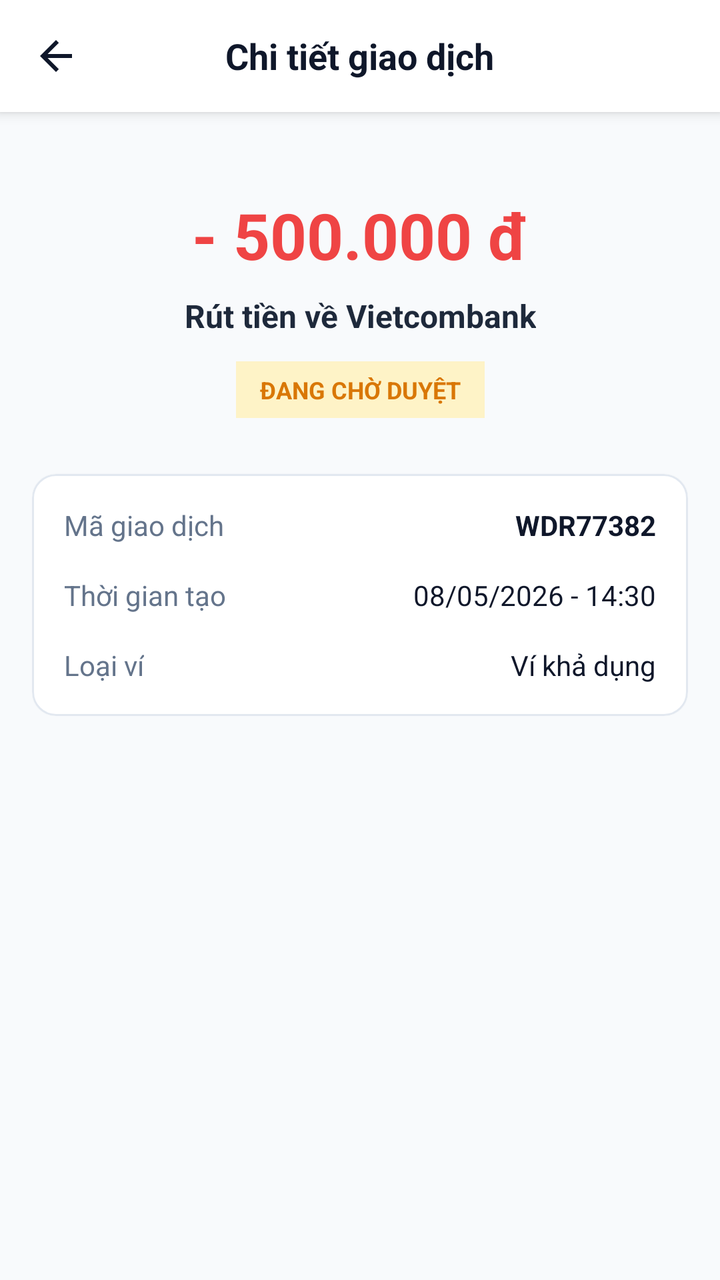
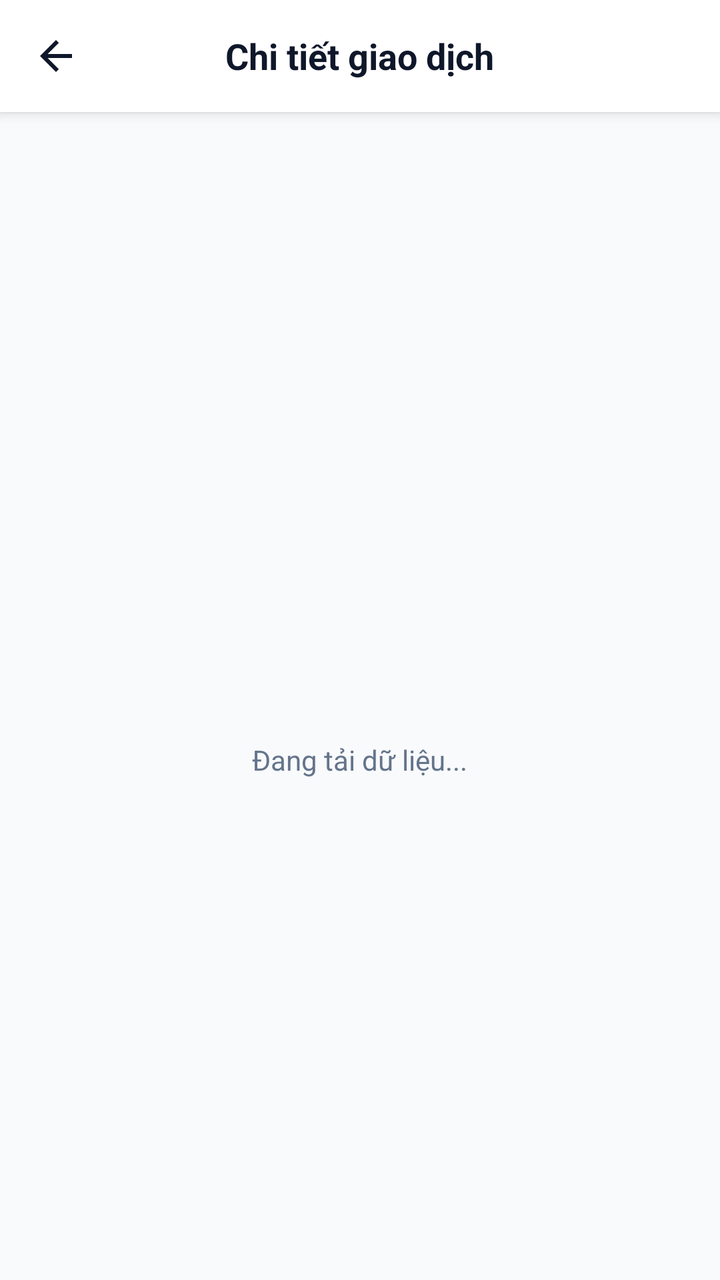

An Android layout rendered at two revisions. The XML below is the earlier revision; the diff shows what the commit changed to produce the second picture.
<!-- AndroidManifest.xml: application theme Theme.FixItVN -->
<!-- res/layout/fragment_worker_transaction_detail.xml -->
<?xml version="1.0" encoding="utf-8"?>
<androidx.constraintlayout.widget.ConstraintLayout xmlns:android="http://schemas.android.com/apk/res/android"
    xmlns:app="http://schemas.android.com/apk/res-auto"
    android:layout_width="match_parent"
    android:layout_height="match_parent"
    android:background="#f8fafc">

    
    <RelativeLayout
        android:id="@+id/topBar"
        android:layout_width="match_parent"
        android:layout_height="56dp"
        android:background="@android:color/white"
        android:elevation="4dp"
        android:paddingHorizontal="16dp"
        app:layout_constraintTop_toTopOf="parent"
        app:layout_constraintStart_toStartOf="parent"
        app:layout_constraintEnd_toEndOf="parent">

        <ImageView
            android:id="@+id/btnBack"
            android:layout_width="24dp"
            android:layout_height="24dp"
            android:layout_centerVertical="true"
            android:src="@drawable/ic_arrow_back"
            android:contentDescription="Quay lại"
            app:tint="#0f172a" />

        <TextView
            android:layout_width="wrap_content"
            android:layout_height="wrap_content"
            android:layout_centerInParent="true"
            android:text="Chi tiết giao dịch"
            android:textColor="#0f172a"
            android:textSize="18sp"
            android:textStyle="bold" />
    </RelativeLayout>

    <ScrollView
        android:layout_width="match_parent"
        android:layout_height="0dp"
        android:padding="16dp"
        app:layout_constraintTop_toBottomOf="@id/topBar"
        app:layout_constraintBottom_toBottomOf="parent"
        app:layout_constraintStart_toStartOf="parent"
        app:layout_constraintEnd_toEndOf="parent">

        <androidx.constraintlayout.widget.ConstraintLayout
            android:layout_width="match_parent"
            android:layout_height="wrap_content"
            android:paddingBottom="32dp">

            
            <TextView
                android:id="@+id/tvAmount"
                android:layout_width="wrap_content"
                android:layout_height="wrap_content"
                android:layout_marginTop="24dp"
                android:text="- 500.000 đ"
                android:textColor="#ef4444"
                android:textSize="32sp"
                android:textStyle="bold"
                app:layout_constraintTop_toTopOf="parent"
                app:layout_constraintStart_toStartOf="parent"
                app:layout_constraintEnd_toEndOf="parent" />

            <TextView
                android:id="@+id/tvTitle"
                android:layout_width="wrap_content"
                android:layout_height="wrap_content"
                android:layout_marginTop="8dp"
                android:gravity="center"
                android:text="Rút tiền về Vietcombank"
                android:textColor="#1e293b"
                android:textSize="16sp"
                android:textStyle="bold"
                app:layout_constraintTop_toBottomOf="@id/tvAmount"
                app:layout_constraintStart_toStartOf="parent"
                app:layout_constraintEnd_toEndOf="parent" />

            
            <TextView
                android:id="@+id/tvStatusBadge"
                android:layout_width="wrap_content"
                android:layout_height="wrap_content"
                android:layout_marginTop="12dp"
                android:background="#fef3c7"
                android:paddingHorizontal="12dp"
                android:paddingVertical="6dp"
                android:text="ĐANG CHỜ DUYỆT"
                android:textColor="#d97706"
                android:textSize="12sp"
                android:textStyle="bold"
                app:layout_constraintTop_toBottomOf="@id/tvTitle"
                app:layout_constraintStart_toStartOf="parent"
                app:layout_constraintEnd_toEndOf="parent" />

            
            <com.google.android.material.card.MaterialCardView
                android:id="@+id/cardDetails"
                android:layout_width="match_parent"
                android:layout_height="wrap_content"
                android:layout_marginTop="28dp"
                app:cardCornerRadius="12dp"
                app:cardElevation="1dp"
                app:strokeColor="#e2e8f0"
                app:strokeWidth="1dp"
                app:layout_constraintTop_toBottomOf="@id/tvStatusBadge"
                app:layout_constraintStart_toStartOf="parent"
                app:layout_constraintEnd_toEndOf="parent">

                <androidx.constraintlayout.widget.ConstraintLayout
                    android:layout_width="match_parent"
                    android:layout_height="wrap_content"
                    android:padding="16dp">

                    <TextView
                        android:id="@+id/tvLabelTxId"
                        android:layout_width="wrap_content"
                        android:layout_height="wrap_content"
                        android:text="Mã giao dịch"
                        android:textColor="#64748b"
                        app:layout_constraintTop_toTopOf="parent"
                        app:layout_constraintStart_toStartOf="parent" />

                    <TextView
                        android:id="@+id/tvTxId"
                        android:layout_width="wrap_content"
                        android:layout_height="wrap_content"
                        android:text="WDR77382"
                        android:textColor="#0f172a"
                        android:textStyle="bold"
                        app:layout_constraintTop_toTopOf="@id/tvLabelTxId"
                        app:layout_constraintEnd_toEndOf="parent" />

                    <TextView
                        android:id="@+id/tvLabelTxDate"
                        android:layout_width="wrap_content"
                        android:layout_height="wrap_content"
                        android:layout_marginTop="16dp"
                        android:text="Thời gian tạo"
                        android:textColor="#64748b"
                        app:layout_constraintTop_toBottomOf="@id/tvLabelTxId"
                        app:layout_constraintStart_toStartOf="parent" />

                    <TextView
                        android:id="@+id/tvTxDate"
                        android:layout_width="wrap_content"
                        android:layout_height="wrap_content"
                        android:text="08/05/2026 - 14:30"
                        android:textColor="#0f172a"
                        app:layout_constraintTop_toTopOf="@id/tvLabelTxDate"
                        app:layout_constraintEnd_toEndOf="parent" />

                    <TextView
                        android:id="@+id/tvLabelWalletType"
                        android:layout_width="wrap_content"
                        android:layout_height="wrap_content"
                        android:layout_marginTop="16dp"
                        android:text="Loại ví"
                        android:textColor="#64748b"
                        app:layout_constraintTop_toBottomOf="@id/tvLabelTxDate"
                        app:layout_constraintStart_toStartOf="parent" />

                    <TextView
                        android:id="@+id/tvWalletType"
                        android:layout_width="wrap_content"
                        android:layout_height="wrap_content"
                        android:text="Ví khả dụng"
                        android:textColor="#0f172a"
                        app:layout_constraintTop_toTopOf="@id/tvLabelWalletType"
                        app:layout_constraintEnd_toEndOf="parent" />
                </androidx.constraintlayout.widget.ConstraintLayout>
            </com.google.android.material.card.MaterialCardView>

            
            <androidx.constraintlayout.widget.ConstraintLayout
                android:id="@+id/layoutCancelSection"
                android:layout_width="match_parent"
                android:layout_height="wrap_content"
                android:layout_marginTop="32dp"
                android:visibility="gone"
                app:layout_constraintTop_toBottomOf="@id/cardDetails"
                app:layout_constraintStart_toStartOf="parent"
                app:layout_constraintEnd_toEndOf="parent">

                <TextView
                    android:id="@+id/tvCancelInstructions"
                    android:layout_width="0dp"
                    android:layout_height="wrap_content"
                    android:gravity="center"
                    android:text="Bạn có thể hủy yêu cầu này trước khi hệ thống bắt đầu duyệt chi trả."
                    android:textColor="#64748b"
                    android:textSize="13sp"
                    app:layout_constraintTop_toTopOf="parent"
                    app:layout_constraintStart_toStartOf="parent"
                    app:layout_constraintEnd_toEndOf="parent" />

                <Button
                    android:id="@+id/btnCancelWithdraw"
                    android:layout_width="match_parent"
                    android:layout_height="52dp"
                    android:layout_marginTop="16dp"
                    android:backgroundTint="#ef4444"
                    android:text="Hủy yêu cầu rút tiền"
                    android:textColor="@android:color/white"
                    android:textSize="15sp"
                    android:textStyle="bold"
                    app:cornerRadius="8dp"
                    app:layout_constraintTop_toBottomOf="@id/tvCancelInstructions"
                    app:layout_constraintStart_toStartOf="parent"
                    app:layout_constraintEnd_toEndOf="parent" />
            </androidx.constraintlayout.widget.ConstraintLayout>
        </androidx.constraintlayout.widget.ConstraintLayout>
    </ScrollView>
</androidx.constraintlayout.widget.ConstraintLayout>
<!-- resources referenced by this layout -->
<resources>
  <!-- drawable ic_arrow_back (drawable) -->
  <vector xmlns:android="http://schemas.android.com/apk/res/android"
      android:width="24dp"
      android:height="24dp"
      android:viewportWidth="24"
      android:viewportHeight="24">
      <path
          android:fillColor="#000000"
          android:pathData="M20,11H7.83l5.59,-5.59L12,4l-8,8 8,8 1.41,-1.41L7.83,13H20v-2z"/>
  </vector>
  <style name="Theme.FixItVN" parent="Theme.MaterialComponents.DayNight.NoActionBar">
  
          
          <item name="colorPrimary">#42c2ff</item>
          <item name="colorPrimaryDark">#00658b</item>
          <item name="colorPrimaryVariant">#00658b</item>
          <item name="colorOnPrimary">#ffffff</item>
  
          
          <item name="colorSecondary">#42c2ff</item>
          <item name="colorSecondaryVariant">#1a9fe0</item>
          <item name="colorOnSecondary">#ffffff</item>
  
          
          <item name="android:colorBackground">#f0faff</item>
          <item name="android:windowBackground">#f0faff</item>
          <item name="colorSurface">#ffffff</item>
          <item name="colorOnSurface">#0d1b2a</item>
  
          
          <item name="android:statusBarColor">#ffffff</item>
          <item name="android:windowLightStatusBar">true</item>
  
          
          <item name="android:navigationBarColor">#ffffff</item>
  
          
          <item name="bottomNavigationStyle">@style/Widget.FixIt.BottomNavigationView</item>
  
      </style>
  <style name="Widget.FixIt.BottomNavigationView" parent="Widget.MaterialComponents.BottomNavigationView">
          <item name="itemTextAppearanceActive">@style/TextAppearance.FixIt.BottomNav</item>
          <item name="itemTextAppearanceInactive">@style/TextAppearance.FixIt.BottomNav</item>
      </style>
  <style name="TextAppearance.FixIt.BottomNav" parent="TextAppearance.MaterialComponents.Caption">
          <item name="android:textSize">10sp</item>
          <item name="android:fontFamily">sans-serif-medium</item>
      </style>
</resources>

<!-- the commit's change to res/layout/fragment_worker_transaction_detail.xml (unified diff, before → after) -->
@@ -56,8 +56,8 @@
                 android:layout_width="wrap_content"
                 android:layout_height="wrap_content"
                 android:layout_marginTop="24dp"
-                android:text="- 500.000 đ"
-                android:textColor="#ef4444"
+                android:text="Đang tải..."
+                android:textColor="#94a3b8"
                 android:textSize="32sp"
                 android:textStyle="bold"
                 app:layout_constraintTop_toTopOf="parent"
@@ -70,8 +70,8 @@
                 android:layout_height="wrap_content"
                 android:layout_marginTop="8dp"
                 android:gravity="center"
-                android:text="Rút tiền về Vietcombank"
-                android:textColor="#1e293b"
+                android:text="Đang tải..."
+                android:textColor="#94a3b8"
                 android:textSize="16sp"
                 android:textStyle="bold"
                 app:layout_constraintTop_toBottomOf="@id/tvAmount"
@@ -84,11 +84,11 @@
                 android:layout_width="wrap_content"
                 android:layout_height="wrap_content"
                 android:layout_marginTop="12dp"
-                android:background="#fef3c7"
+                android:background="#f1f5f9"
                 android:paddingHorizontal="12dp"
                 android:paddingVertical="6dp"
-                android:text="ĐANG CHỜ DUYỆT"
-                android:textColor="#d97706"
+                android:text="ĐANG TẢI..."
+                android:textColor="#94a3b8"
                 android:textSize="12sp"
                 android:textStyle="bold"
                 app:layout_constraintTop_toBottomOf="@id/tvTitle"
@@ -127,7 +127,7 @@
                         android:id="@+id/tvTxId"
                         android:layout_width="wrap_content"
                         android:layout_height="wrap_content"
-                        android:text="WDR77382"
+                        android:text="..."
                         android:textColor="#0f172a"
                         android:textStyle="bold"
                         app:layout_constraintTop_toTopOf="@id/tvLabelTxId"
@@ -147,7 +147,7 @@
                         android:id="@+id/tvTxDate"
                         android:layout_width="wrap_content"
                         android:layout_height="wrap_content"
-                        android:text="08/05/2026 - 14:30"
+                        android:text="..."
                         android:textColor="#0f172a"
                         app:layout_constraintTop_toTopOf="@id/tvLabelTxDate"
                         app:layout_constraintEnd_toEndOf="parent" />
@@ -166,7 +166,7 @@
                         android:id="@+id/tvWalletType"
                         android:layout_width="wrap_content"
                         android:layout_height="wrap_content"
-                        android:text="Ví khả dụng"
+                        android:text="..."
                         android:textColor="#0f172a"
                         app:layout_constraintTop_toTopOf="@id/tvLabelWalletType"
                         app:layout_constraintEnd_toEndOf="parent" />
@@ -174,11 +174,13 @@
             </com.google.android.material.card.MaterialCardView>
 
             
-            <androidx.constraintlayout.widget.ConstraintLayout
+            <LinearLayout
                 android:id="@+id/layoutCancelSection"
                 android:layout_width="match_parent"
                 android:layout_height="wrap_content"
                 android:layout_marginTop="32dp"
+                android:orientation="vertical"
+                android:gravity="center_horizontal"
                 android:visibility="gone"
                 app:layout_constraintTop_toBottomOf="@id/cardDetails"
                 app:layout_constraintStart_toStartOf="parent"
@@ -186,31 +188,94 @@
 
                 <TextView
                     android:id="@+id/tvCancelInstructions"
-                    android:layout_width="0dp"
+                    android:layout_width="wrap_content"
                     android:layout_height="wrap_content"
                     android:gravity="center"
-                    android:text="Bạn có thể hủy yêu cầu này trước khi hệ thống bắt đầu duyệt chi trả."
+                    android:text="Bạn có thể hủy hoặc thực hiện tiếp yêu cầu này."
                     android:textColor="#64748b"
                     android:textSize="13sp"
-                    app:layout_constraintTop_toTopOf="parent"
-                    app:layout_constraintStart_toStartOf="parent"
-                    app:layout_constraintEnd_toEndOf="parent" />
+                    android:layout_marginBottom="16dp" />
 
                 <Button
                     android:id="@+id/btnCancelWithdraw"
                     android:layout_width="match_parent"
                     android:layout_height="52dp"
-                    android:layout_marginTop="16dp"
                     android:backgroundTint="#ef4444"
                     android:text="Hủy yêu cầu rút tiền"
                     android:textColor="@android:color/white"
                     android:textSize="15sp"
                     android:textStyle="bold"
-                    app:cornerRadius="8dp"
-                    app:layout_constraintTop_toBottomOf="@id/tvCancelInstructions"
-                    app:layout_constraintStart_toStartOf="parent"
-                    app:layout_constraintEnd_toEndOf="parent" />
-            </androidx.constraintlayout.widget.ConstraintLayout>
+                    android:visibility="gone"
+                    app:cornerRadius="8dp" />
+
+                <Button
+                    android:id="@+id/btnShowQr"
+                    android:layout_width="match_parent"
+                    android:layout_height="52dp"
+                    android:backgroundTint="#3b82f6"
+                    android:text="Hiện lại mã QR thanh toán"
+                    android:textColor="@android:color/white"
+                    android:textSize="15sp"
+                    android:textStyle="bold"
+                    android:visibility="gone"
+                    app:cornerRadius="8dp" />
+
+                <Button
+                    android:id="@+id/btnCancelDeposit"
+                    android:layout_width="match_parent"
+                    android:layout_height="52dp"
+                    android:layout_marginTop="12dp"
+                    android:backgroundTint="#ef4444"
+                    android:text="Hủy yêu cầu nạp tiền"
+                    android:textColor="@android:color/white"
+                    android:textSize="15sp"
+                    android:textStyle="bold"
+                    android:visibility="gone"
+                    app:cornerRadius="8dp" />
+            </LinearLayout>
         </androidx.constraintlayout.widget.ConstraintLayout>
     </ScrollView>
+
+    <include
+        android:id="@+id/layoutLoading"
+        layout="@layout/layout_loading"
+        android:layout_width="match_parent"
+        android:layout_height="0dp"
+        android:elevation="8dp"
+        android:visibility="visible"
+        app:layout_constraintTop_toBottomOf="@id/topBar"
+        app:layout_constraintBottom_toBottomOf="parent"
+        app:layout_constraintStart_toStartOf="parent"
+        app:layout_constraintEnd_toEndOf="parent" />
 </androidx.constraintlayout.widget.ConstraintLayout>
+<!-- res/layout/layout_loading.xml (included above) -->
+<?xml version="1.0" encoding="utf-8"?>
+<FrameLayout xmlns:android="http://schemas.android.com/apk/res/android"
+    android:layout_width="match_parent"
+    android:layout_height="match_parent"
+    android:background="#f8fafc"
+    android:clickable="true"
+    android:focusable="true"
+    android:visibility="gone">
+
+    <LinearLayout
+        android:layout_width="wrap_content"
+        android:layout_height="wrap_content"
+        android:layout_gravity="center"
+        android:orientation="vertical"
+        android:gravity="center">
+
+        <ProgressBar
+            android:layout_width="48dp"
+            android:layout_height="48dp"
+            android:indeterminateTint="#3b82f6" />
+
+        <TextView
+            android:layout_width="wrap_content"
+            android:layout_height="wrap_content"
+            android:layout_marginTop="16dp"
+            android:text="Đang tải dữ liệu..."
+            android:textColor="#64748b"
+            android:textSize="14sp" />
+    </LinearLayout>
+</FrameLayout>
